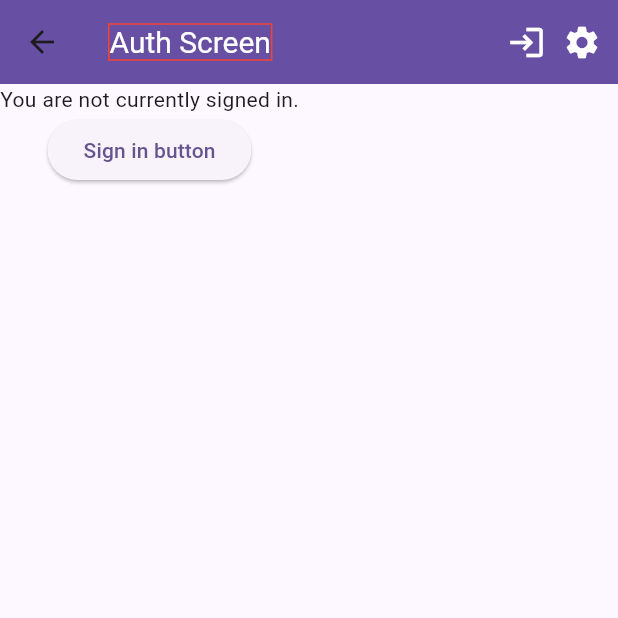
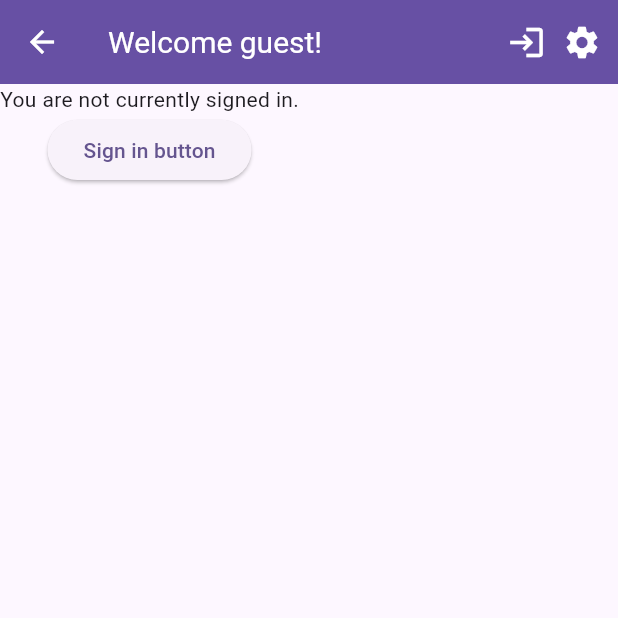
Before and after one commit to Susheer/dispensary, a Flutter app: the AuthenticateScreen screen opened by its route, on a phone screen of 412 x 824 dp, the top half of it. Run offline on Flutter 3.47's test engine with Material 3 defaults, Android fonts, the phone set to English and light mode, and no system bars; our stand-ins replace faker, flutter_dotenv, google_sign_in, pdf, share_plus, sqflite and 1 more; missing offline and left inert: autocomplete_textfield, googleapis; accounts and stored records are empty.

Commit message:
me: dashboard color

```diff
--- a/lib/main.dart
+++ b/lib/main.dart
@@ -59,12 +59,13 @@ class MyApp extends StatelessWidget {
         debugShowCheckedModeBanner: false,
         title: AppConfig.appName,
         theme: ThemeData(
+          appBarTheme: const AppBarTheme(iconTheme: IconThemeData(color: Colors.white)),
           colorSchemeSeed: const Color(0xff6750a4),
           useMaterial3: true,
           snackBarTheme:
               const SnackBarThemeData(backgroundColor: Color(0xff6750a4)),
         ),
-        initialRoute: '/auth',
+        initialRoute: '/',
         routes: {
           '/dashboard': (context) => DashboardScreen(),
           '/': (context) => LandingScreen(),
--- a/lib/screens/authenticate_screen.dart
+++ b/lib/screens/authenticate_screen.dart
@@ -16,7 +16,6 @@ class AuthenticateScreen extends StatelessWidget {
         ),
         body: SingleChildScrollView(child: _buildBody()));
   }
-
 
   Widget _buildBody() {
     return Consumer<AuthProvider>(builder: (context, authProvider, child) {
@@ -60,7 +59,12 @@ class AuthenticateScreen extends StatelessWidget {
             // See: src/sign_in_button.dart
             ElevatedButton(
               child: const Text('Sign in button'),
-              onPressed: authProvider.signIn,
+                onPressed: () async {
+                  bool flag = await authProvider.signIn();
+                  if (flag == true) {
+                    Navigator.pushReplacementNamed(context, '/');
+                  }
+                }
             ),
           ],
         );
@@ -80,119 +84,7 @@ class AuthenticateScreen extends StatelessWidget {
       )
     ];
   }
-
 }
-
-
-//
-//
-// class AuthenticateScreen extends StatefulWidget {
-//
-//   AuthenticateScreen({super.key});
-//   @override
-//   State<AuthenticateScreen> createState() => _AuthenticateScreenState();
-// }
-//
-// class _AuthenticateScreenState extends State<AuthenticateScreen> {
-//   GoogleSignInAccount? _currentUser;
-//   String _contactText = "";
-//   bool _isAuthorized = false; // has granted permissions?
-//
-//   bool _loginStatus = false;
-//
-//   @override
-//   void initState() {
-//     // TODO: implement initState
-//     super.initState();
-//     debugPrint("initState - invoked");
-//     widget.googleSignIn.onCurrentUserChanged.listen((GoogleSignInAccount? account) async {
-//       bool isAuthorized = account != null;
-//
-//       setState(() {
-//         _currentUser = account;
-//         _isAuthorized = isAuthorized;
-//       });
-//       if (isAuthorized) {
-//         debugPrint("isAuthorized: True");
-//         unawaited(_handleGetContact(account!));
-//       }
-//     });
-//   }
-//
-
-
-//   Widget _createBody(BuildContext context) {
-//     final signIn = ElevatedButton(
-//       onPressed: () {
-//         _signIn();
-//       },
-//       child: Text("Sing in"),
-//     );
-//     final signOut = ElevatedButton(
-//       onPressed: () {
-//         _signOut();
-//       },
-//       child: Text("Sing out"),
-//     );
-//     final uploadToHidden = ElevatedButton(
-//       onPressed: () {
-//         _uploadToHidden();
-//       },
-//       child: Text("Upload to app folder (hidden)"),
-//     );
-//     final uploadToNormal = ElevatedButton(
-//       onPressed: () {
-//         _uploadToNormal();
-//       },
-//       child: Text("Upload to normal folder"),
-//     );
-//     final showList = ElevatedButton(
-//       onPressed: () {
-//         _showList();
-//       },
-//       child: Text("Show the data list"),
-//     );
-//
-//     return Column(
-//       children: [
-//         Center(child: Text("Sign in status: ${_loginStatus ? "In" : "Out"}")),
-//         Center(child: signIn),
-//         Center(child: signOut),
-//         Divider(),
-//         Center(child: uploadToHidden),
-//         Center(child: uploadToNormal),
-//         Center(child: showList),
-//       ],
-//     );
-//   }
-//
-//   Future<void> _signIn() async {
-//     final googleUser = await widget.googleSignIn.signIn();
-//
-//     try {
-//       if (googleUser != null) {
-//         //final googleAuth = await googleUser.authentication;
-//         // final credential = GoogleAuthProvider.credential(
-//         //   accessToken: googleAuth.accessToken,
-//         //   idToken: googleAuth.idToken,
-//         // );
-//         // final UserCredential loginUser = await FirebaseAuth.instance.signInWithCredential(credential);
-//
-//         // assert(loginUser.user?.uid == FirebaseAuth.instance.currentUser?.uid);
-//         // print("Sign in");
-//         // setState(() {
-//         //   _loginStatus = true;
-//         // });
-//       }
-//     } catch (e) {
-//       print(e);
-//     }
-//   }
-//
-// }
-
-
-
 
 class TitelWidget extends StatelessWidget {
   const TitelWidget({
@@ -201,12 +93,17 @@ class TitelWidget extends StatelessWidget {
 
   @override
   Widget build(BuildContext context) {
+    AuthProvider authPro = Provider.of<AuthProvider>(context, listen: false);
+    bool flag = authPro.isAuthorised;
+    String titleText = "Welcome guest!";
+    if (authPro != null && authPro.currentUser != null) {
+      titleText = 'Hi, ${authPro.currentUser!.displayName!}';
+    }
     return Container(
         constraints: const BoxConstraints(minWidth: 80),
-        decoration: BoxDecoration(border: Border.all(color: Colors.red, width: 1)),
-        child: const Text(
-          "Auth Screen",
-          style: TextStyle(color: Colors.white),
+        child: Text(
+          titleText,
+          style: const TextStyle(color: Colors.white),
         ));
   }
 }
```
Also changed, not shown: lib/providers/auth_provider.dart (+27 -5 lines), lib/screens/landing_screen.dart (+31 -34 lines).
